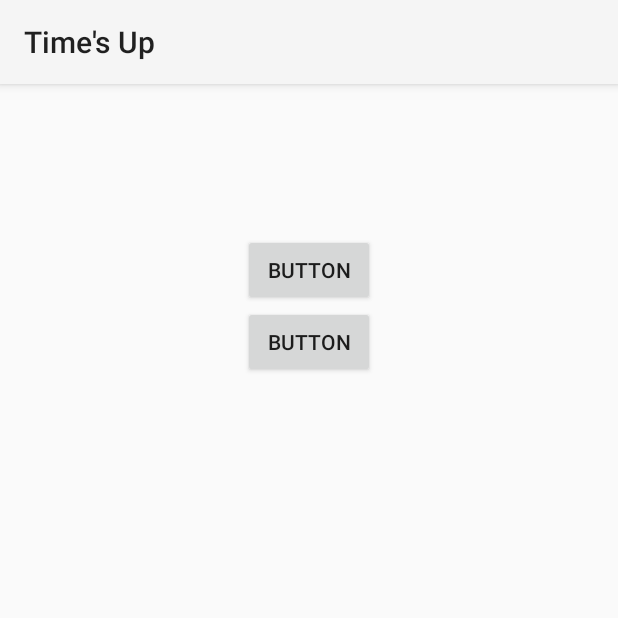
After one commit to kynang98/TimesUp_ver1, an Android app: the EditProfile screen opened directly, with no data from a screen before it, on a phone screen of 412 x 824 dp, the top half of it. The commit adds this screen. Run offline under Robolectric (Android 15) with nearby library versions, the phone set to English and light mode, and no system bars; our stand-ins replace Firebase (no records; nobody signed in at launch, a user with empty details on screens opened directly); pictures from the network do not load.

Commit message:
upload and retrieve Profile Image

```diff
--- /dev/null
+++ b/app/src/main/java/com/tgl/timesupver1/EditProfile.java
@@ -0,0 +1,93 @@
+package com.tgl.timesupver1;
+
+import androidx.annotation.NonNull;
+import androidx.annotation.Nullable;
+import androidx.appcompat.app.AppCompatActivity;
+
+import android.content.ContentResolver;
+import android.content.Intent;
+import android.net.Uri;
+import android.os.Bundle;
+import android.view.View;
+import android.webkit.MimeTypeMap;
+import android.widget.Button;
+import android.widget.ImageView;
+import android.widget.Toast;
+
+import com.google.android.gms.tasks.OnFailureListener;
+import com.google.android.gms.tasks.OnSuccessListener;
+import com.google.firebase.storage.FirebaseStorage;
+import com.google.firebase.storage.StorageReference;
+import com.google.firebase.storage.UploadTask;
+
+public class EditProfile extends AppCompatActivity {
+
+    Button btn_setImage;
+    Button btn_uploadImage;
+    ImageView img;
+    StorageReference sRef;
+    public Uri imgUri;
+    @Override
+    protected void onCreate(Bundle savedInstanceState) {
+        super.onCreate(savedInstanceState);
+        setContentView(R.layout.activity_edit_profile);
+        btn_setImage = findViewById(R.id.btn_setImage);
+        btn_uploadImage = findViewById(R.id.btn_upload);
+        img = findViewById(R.id.img_profile);
+        sRef = FirebaseStorage.getInstance().getReference("profileImages");
+        btn_setImage.setOnClickListener(new View.OnClickListener(){
+            @Override
+            public void onClick(View view){
+                selectImage();
+            }
+        });
+
+        btn_uploadImage.setOnClickListener(new View.OnClickListener(){
+            @Override
+            public void onClick(View view){
+                uploadImage();
+            }
+        });
+    }
+
+    public void selectImage(){
+        Intent intent = new Intent();
+        intent.setType("image/*");
+        intent.setAction(Intent.ACTION_GET_CONTENT);
+        startActivityForResult(intent, 1);
+    }
+
+    @Override
+    protected void onActivityResult(int requestCode, int resultCode, @Nullable Intent data) {
+        super.onActivityResult(requestCode, resultCode, data);
+        if(requestCode == 1 && resultCode == RESULT_OK && data!= null && data.getData()!=null){
+            imgUri = data.getData();
+            img.setImageURI(imgUri);
+        }
+    }
+
+    public String getExtention(Uri uri){
+        ContentResolver cr = getContentResolver();
+        MimeTypeMap mtm = MimeTypeMap.getSingleton();
+        return mtm.getExtensionFromMimeType(cr.getType(uri));
+    }
+
+    public void uploadImage(){
+        StorageReference Ref = sRef.child("Testing"+"."+getExtention(imgUri));
+        Ref.putFile(imgUri)
+                .addOnSuccessListener(new OnSuccessListener<UploadTask.TaskSnapshot>() {
+                    @Override
+                    public void onSuccess(UploadTask.TaskSnapshot taskSnapshot) {
+                        // Get a URL to the uploaded content
+                        Toast.makeText(EditProfile.this, "Image uploaded successfully.", Toast.LENGTH_LONG).show();
+                    }
+                })
+                .addOnFailureListener(new OnFailureListener() {
+                    @Override
+                    public void onFailure(@NonNull Exception exception) {
+                        // Handle unsuccessful uploads
+                        // ...
+                    }
+                });
+    }
+}
--- a/app/src/main/java/com/tgl/timesupver1/MainActivity.java
+++ b/app/src/main/java/com/tgl/timesupver1/MainActivity.java
@@ -25,6 +25,8 @@ import com.google.android.gms.tasks.OnCompleteListener;
 import com.google.android.gms.tasks.Task;
 import com.google.firebase.auth.AuthResult;
 import com.google.firebase.auth.FirebaseAuth;
+import com.google.firebase.database.DatabaseReference;
+import com.google.firebase.database.FirebaseDatabase;
 
 import org.eclipse.paho.android.service.MqttAndroidClient;
 import org.eclipse.paho.client.mqttv3.IMqttActionListener;
@@ -135,6 +137,9 @@ public class MainActivity extends AppCompatActivity {
                 startActivity(gotoBLE);
             }
         });
+
+        //Intent intent = new Intent(MainActivity.this, EditProfile.class);
+        //startActivity(intent);
     }
 
     @Override
@@ -174,4 +179,5 @@ public class MainActivity extends AppCompatActivity {
                 });
         alertDialog.show();
     }
+
 }
--- /dev/null
+++ b/app/src/main/res/layout/activity_edit_profile.xml
@@ -0,0 +1,35 @@
+<?xml version="1.0" encoding="utf-8"?>
+<androidx.constraintlayout.widget.ConstraintLayout xmlns:android="http://schemas.android.com/apk/res/android"
+    xmlns:app="http://schemas.android.com/apk/res-auto"
+    xmlns:tools="http://schemas.android.com/tools"
+    android:layout_width="match_parent"
+    android:layout_height="match_parent"
+    tools:context=".EditProfile">
+
+    <ImageView
+        android:id="@+id/img_profile"
+        android:layout_width="100dp"
+        android:layout_height="100dp"
+        app:layout_constraintEnd_toEndOf="parent"
+        app:layout_constraintStart_toStartOf="parent"
+        app:layout_constraintTop_toTopOf="parent"
+        tools:srcCompat="@tools:sample/avatars" />
+
+    <Button
+        android:id="@+id/btn_setImage"
+        android:layout_width="wrap_content"
+        android:layout_height="wrap_content"
+        android:text="Button"
+        app:layout_constraintEnd_toEndOf="parent"
+        app:layout_constraintStart_toStartOf="parent"
+        app:layout_constraintTop_toBottomOf="@+id/img_profile" />
+
+    <Button
+        android:id="@+id/btn_upload"
+        android:layout_width="wrap_content"
+        android:layout_height="wrap_content"
+        android:text="Button"
+        app:layout_constraintEnd_toEndOf="parent"
+        app:layout_constraintStart_toStartOf="parent"
+        app:layout_constraintTop_toBottomOf="@+id/btn_setImage" />
+</androidx.constraintlayout.widget.ConstraintLayout>
--- a/build.gradle
+++ b/build.gradle
@@ -10,7 +10,7 @@ buildscript {
     }
     dependencies {
         classpath 'com.android.tools.build:gradle:3.5.2'
-        classpath 'com.google.gms:google-services:4.3.2'
+        classpath 'com.google.gms:google-services:4.3.3'
         // NOTE: Do not place your application dependencies here; they belong
         // in the individual module build.gradle files
     classpath "org.jetbrains.kotlin:kotlin-gradle-plugin:$kotlin_version" }
```
Also changed, not shown: app/build.gradle (+7 -1 lines), app/src/main/AndroidManifest.xml (+5 -3 lines), app/src/main/java/com/tgl/timesupver1/Answer_Session.java (added, +45 -0 lines), app/src/main/java/com/tgl/timesupver1/Invigilator_Home.java (+13 -1 lines), app/src/main/java/com/tgl/timesupver1/MyAppGlideModule.java (added, +25 -0 lines), app/src/main/java/com/tgl/timesupver1/User.java (added, +21 -0 lines), app/src/main/res/layout/activity_answer__session.xml (added, +16 -0 lines), 1 other file.
